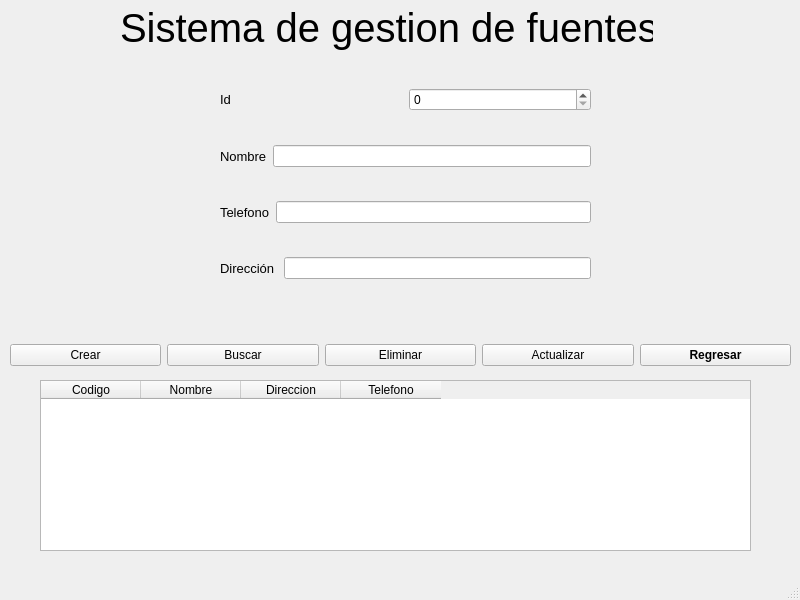
Old version of the form ui/Fuentes.ui in the repository Dacosta011/ProyectoFinalPA.
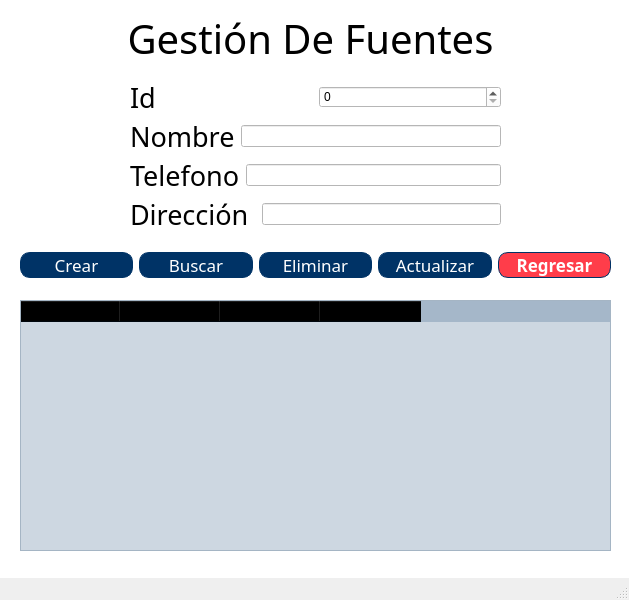
New version of the form.

What changed in the file:
```diff
--- a/ui/Fuentes.ui
+++ b/ui/Fuentes.ui
@@ -6,7 +6,7 @@
    <rect>
     <x>0</x>
     <y>0</y>
-    <width>800</width>
+    <width>629</width>
     <height>600</height>
    </rect>
   </property>
@@ -14,13 +14,16 @@
    <string>Fuentes</string>
   </property>
   <widget class="QWidget" name="centralwidget">
+   <property name="styleSheet">
+    <string notr="true">background-color: rgb(255, 255, 255);</string>
+   </property>
    <widget class="QWidget" name="verticalLayoutWidget">
     <property name="geometry">
      <rect>
-      <x>220</x>
-      <y>60</y>
+      <x>130</x>
+      <y>80</y>
       <width>371</width>
-      <height>251</height>
+      <height>151</height>
      </rect>
     </property>
     <layout class="QVBoxLayout" name="verticalLayout">
@@ -30,7 +33,8 @@
         <widget class="QLabel" name="label_2">
          <property name="font">
           <font>
-           <pointsize>10</pointsize>
+           <family>Bodoni 72 Oldstyle</family>
+           <pointsize>20</pointsize>
           </font>
          </property>
          <property name="text">
@@ -49,7 +53,8 @@
         <widget class="QLabel" name="label_3">
          <property name="font">
           <font>
-           <pointsize>10</pointsize>
+           <family>Bodoni 72 Oldstyle</family>
+           <pointsize>20</pointsize>
           </font>
          </property>
          <property name="text">
@@ -68,7 +73,8 @@
         <widget class="QLabel" name="label_5">
          <property name="font">
           <font>
-           <pointsize>10</pointsize>
+           <family>Bodoni 72 Oldstyle</family>
+           <pointsize>20</pointsize>
           </font>
          </property>
          <property name="text">
@@ -87,7 +93,8 @@
         <widget class="QLabel" name="label_4">
          <property name="font">
           <font>
-           <pointsize>10</pointsize>
+           <family>Bodoni 72 Oldstyle</family>
+           <pointsize>20</pointsize>
           </font>
          </property>
          <property name="text">
@@ -105,12 +112,15 @@
    <widget class="QTableWidget" name="tabla">
     <property name="geometry">
      <rect>
-      <x>40</x>
-      <y>380</y>
-      <width>711</width>
-      <height>171</height>
+      <x>20</x>
+      <y>300</y>
+      <width>591</width>
+      <height>251</height>
      </rect>
     </property>
+    <property name="styleSheet">
+     <string notr="true">background-color: rgb(0, 51, 102, 50);</string>
+    </property>
     <property name="sizeAdjustPolicy">
      <enum>QAbstractScrollArea::AdjustToContentsOnFirstShow</enum>
     </property>
@@ -118,35 +128,69 @@
      <property name="text">
       <string>Codigo</string>
      </property>
+     <property name="font">
+      <font>
+       <family>Bodoni 72 Oldstyle</family>
+      </font>
+     </property>
     </column>
     <column>
      <property name="text">
       <string>Nombre</string>
      </property>
+     <property name="font">
+      <font>
+       <family>Bodoni 72 Oldstyle</family>
+      </font>
+     </property>
     </column>
     <column>
      <property name="text">
       <string>Direccion</string>
      </property>
+     <property name="font">
+      <font>
+       <family>Bodoni 72 Oldstyle</family>
+      </font>
+     </property>
     </column>
     <column>
      <property name="text">
       <string>Telefono</string>
      </property>
+     <property name="font">
+      <font>
+       <family>Bodoni 72 Oldstyle</family>
+      </font>
+     </property>
     </column>
    </widget>
    <widget class="QWidget" name="horizontalLayoutWidget_5">
     <property name="geometry">
      <rect>
-      <x>10</x>
-      <y>330</y>
-      <width>781</width>
+      <x>20</x>
+      <y>240</y>
+      <width>591</width>
       <height>51</height>
      </rect>
     </property>
     <layout class="QHBoxLayout" name="horizontalLayout_5">
      <item>
       <widget class="QPushButton" name="Bcrear">
+       <property name="font">
+        <font>
+         <family>Bodoni 72 Oldstyle</family>
+         <pointsize>13</pointsize>
+        </font>
+       </property>
+       <property name="styleSheet">
+        <string notr="true">border-style: solid;
+border-width: 1px;
+border-color: rgb(0, 51, 102);
+background-color: rgb(0, 51, 102);
+color: rgb(255, 255, 255);
+border-radius: 10px;</string>
+       </property>
        <property name="text">
         <string>Crear</string>
        </property>
@@ -154,6 +198,20 @@
      </item>
      <item>
       <widget class="QPushButton" name="Bbuscar">
+       <property name="font">
+        <font>
+         <family>Bodoni 72 Oldstyle</family>
+         <pointsize>13</pointsize>
+        </font>
+       </property>
+       <property name="styleSheet">
+        <string notr="true">border-style: solid;
+border-width: 1px;
+border-color: rgb(0, 51, 102);
+background-color: rgb(0, 51, 102);
+color: rgb(255, 255, 255);
+border-radius: 10px;</string>
+       </property>
        <property name="text">
         <string>Buscar</string>
        </property>
@@ -161,6 +219,20 @@
      </item>
      <item>
       <widget class="QPushButton" name="Beliminar">
+       <property name="font">
+        <font>
+         <family>Bodoni 72 Oldstyle</family>
+         <pointsize>13</pointsize>
+        </font>
+       </property>
+       <property name="styleSheet">
+        <string notr="true">border-style: solid;
+border-width: 1px;
+border-color: rgb(0, 51, 102);
+background-color: rgb(0, 51, 102);
+color: rgb(255, 255, 255);
+border-radius: 10px;</string>
+       </property>
        <property name="text">
         <string>Eliminar</string>
        </property>
@@ -168,6 +240,20 @@
      </item>
      <item>
       <widget class="QPushButton" name="Bactualizar">
+       <property name="font">
+        <font>
+         <family>Bodoni 72 Oldstyle</family>
+         <pointsize>13</pointsize>
+        </font>
+       </property>
+       <property name="styleSheet">
+        <string notr="true">border-style: solid;
+border-width: 1px;
+border-color: rgb(0, 51, 102);
+background-color: rgb(0, 51, 102);
+color: rgb(255, 255, 255);
+border-radius: 10px;</string>
+       </property>
        <property name="text">
         <string>Actualizar</string>
        </property>
@@ -177,10 +263,20 @@
       <widget class="QPushButton" name="Bregresar">
        <property name="font">
         <font>
+         <family>Bodoni 72 Oldstyle</family>
+         <pointsize>13</pointsize>
          <weight>75</weight>
          <bold>true</bold>
         </font>
        </property>
+       <property name="styleSheet">
+        <string notr="true">border-style: solid;
+border-width: 1px;
+border-color: rgb(0, 51, 102);
+background-color: rgb(255, 61, 74);
+color: rgb(255, 255, 255);
+border-radius: 10px;</string>
+       </property>
        <property name="text">
         <string>Regresar</string>
        </property>
@@ -191,19 +287,23 @@
    <widget class="QLabel" name="label">
     <property name="geometry">
      <rect>
-      <x>120</x>
-      <y>0</y>
-      <width>533</width>
+      <x>10</x>
+      <y>10</y>
+      <width>601</width>
       <height>56</height>
      </rect>
     </property>
     <property name="font">
      <font>
+      <family>Bodoni 72 Oldstyle</family>
       <pointsize>30</pointsize>
      </font>
     </property>
     <property name="text">
-     <string>Sistema de gestion de fuentes</string>
+     <string>Gestión De Fuentes</string>
+    </property>
+    <property name="alignment">
+     <set>Qt::AlignCenter</set>
     </property>
    </widget>
   </widget>
```
Left out of the diff: 4 changed lines with no effect on the pictures.
